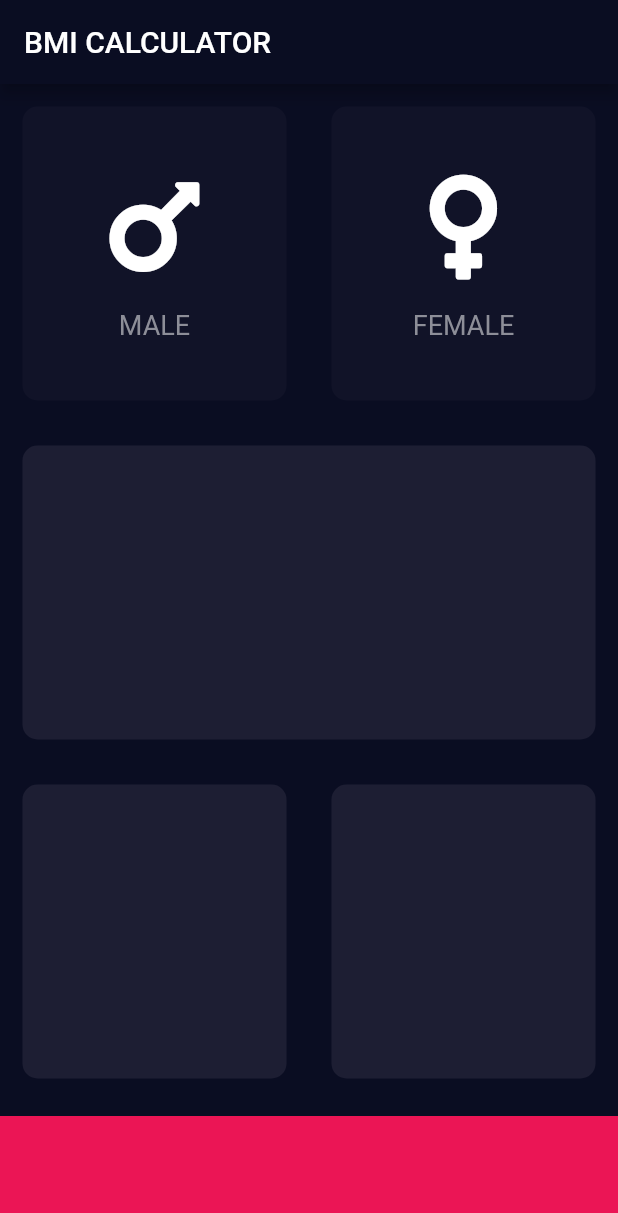
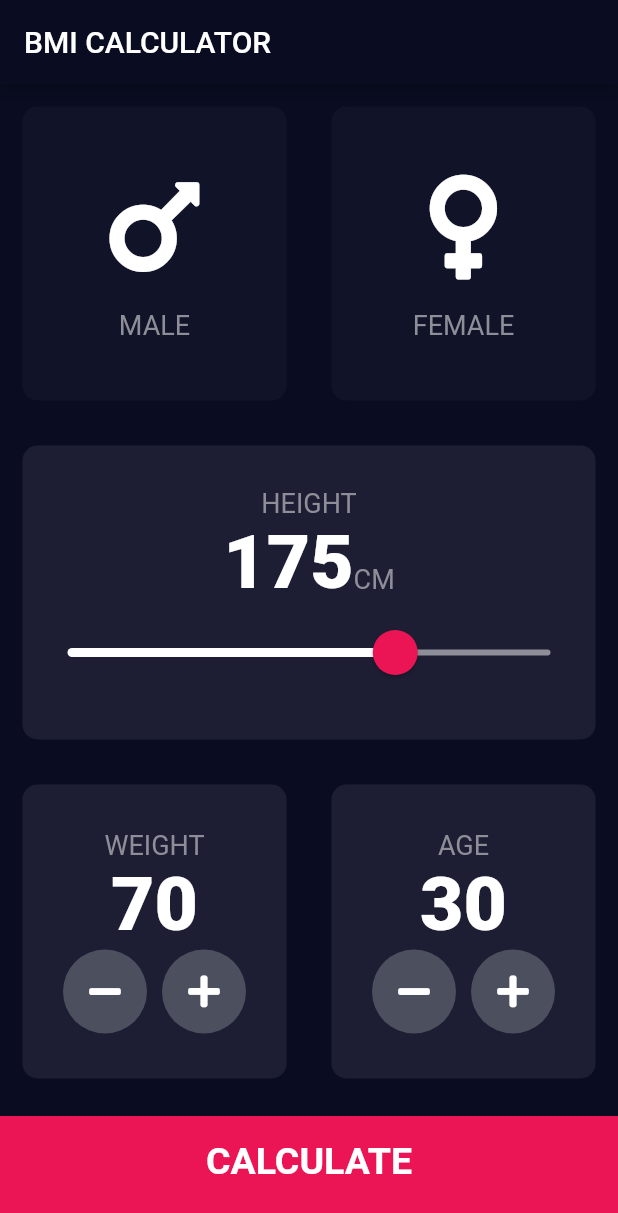
Before and after one commit to MostafaAtef96/the_complete_app_by_appbrewery, a Flutter app: the InputPage screen opened directly, on a phone screen of 412 x 824 dp. Shown: the top 1213 px of the screen. Run offline on Flutter 3.47's test engine with Material 2 defaults, Android fonts, the phone set to English and light mode, and no system bars; our stand-ins replace audioplayers, font_awesome_flutter, rflutter_alert.

Commit message:
UI updates, more refactoring and new custom widgets in the BMI calculator: 	:lipstick: The UI of the app is complete. 	:package: New customized widgets are created. 	:recycle: Code refactoring.

```diff
--- /dev/null
+++ b/lib/bmi_calculator/bottom_button.dart
@@ -0,0 +1,25 @@
+import 'package:flutter/material.dart';
+import 'constants.dart';
+
+class BottomButton extends StatelessWidget {
+  BottomButton({@required this.buttonTitle, @required this.onTap});
+
+  final Function onTap;
+  final Text buttonTitle;
+
+  @override
+  Widget build(BuildContext context) {
+    return GestureDetector(
+      onTap: onTap,
+      child: Container(
+        child: Center(
+          child: buttonTitle,
+        ),
+        height: kBottomContainerHeight,
+        padding: EdgeInsets.only(bottom: 20.0),
+        color: kBottomContainerColor,
+        margin: EdgeInsets.only(top: 10.0),
+      ),
+    );
+  }
+}
--- /dev/null
+++ b/lib/bmi_calculator/constants.dart
@@ -0,0 +1,46 @@
+import 'package:flutter/material.dart';
+
+const kBottomContainerHeight = 80.0;
+const kBottomContainerColor = Color(0xFFEB1555);
+const kActiveCardColor = Color(0xFF1D1E33);
+const kInactiveCardColor = Color(0xFF111328);
+
+const kIconTextStyle = TextStyle(
+  fontSize: 18.0,
+  color: Color(0xFF8d8E98),
+);
+
+const kNumberTextStyle = TextStyle(
+  fontSize: 50.0,
+  color: Colors.white,
+  fontWeight: FontWeight.w900,
+);
+
+const kLargeButtonTextStyle = TextStyle(
+  fontSize: 25.0,
+  fontWeight: FontWeight.bold,
+  color: Colors.white,
+);
+
+const kTitleTextStyle = TextStyle(
+  fontSize: 50.0,
+  fontWeight: FontWeight.bold,
+  color: Colors.white,
+);
+
+const kResultTextStyle = TextStyle(
+  color: Color(0xFF24D876),
+  fontSize: 22.0,
+  fontWeight: FontWeight.bold,
+);
+
+const kBMITextStyle = TextStyle(
+  color: Colors.white,
+  fontSize: 100.0,
+  fontWeight: FontWeight.bold,
+);
+
+const kBodyTextStyle = TextStyle(
+  fontSize: 22.0,
+  color: Colors.white,
+);
--- a/lib/bmi_calculator/icon_content.dart
+++ b/lib/bmi_calculator/icon_content.dart
@@ -1,9 +1,5 @@
 import 'package:flutter/material.dart';
-
-const kIconTextStyle = TextStyle(
-  fontSize: 18.0,
-  color: Color(0xFF8d8E98),
-);
+import 'constants.dart';
 
 class IconContent extends StatelessWidget {
   final IconData iconDisplay;
--- a/lib/bmi_calculator/input_page.dart
+++ b/lib/bmi_calculator/input_page.dart
@@ -2,16 +2,15 @@ import 'package:flutter/material.dart';
 import 'package:the_complete_app_by_appbrewery/bmi_calculator/reusable_card.dart';
 import 'package:the_complete_app_by_appbrewery/bmi_calculator/icon_content.dart';
 import 'package:font_awesome_flutter/font_awesome_flutter.dart';
+import 'package:the_complete_app_by_appbrewery/bmi_calculator/constants.dart';
+import 'package:the_complete_app_by_appbrewery/bmi_calculator/bottom_button.dart';
+import 'package:the_complete_app_by_appbrewery/bmi_calculator/round_icon_button.dart';
+import 'package:the_complete_app_by_appbrewery/bmi_calculator/results_page.dart';
 
 enum Gender {
   male,
   female,
 }
-
-const kBottomContainerHeight = 80.0;
-const kBottomContainerColor = Color(0xFFEB1555);
-const kActiveCardColor = Color(0xFF1D1E33);
-const kInactiveCardColor = Color(0xFF111328);
 
 class InputPage extends StatefulWidget {
   @override
@@ -20,6 +19,10 @@ class InputPage extends StatefulWidget {
 
 class _InputPageState extends State<InputPage> {
   Gender selectedGender;
+  int height = 175;
+  int weight = 70;
+  int age = 30;
+
   @override
   Widget build(BuildContext context) {
     return Theme(
@@ -31,12 +34,13 @@ class _InputPageState extends State<InputPage> {
         appBar: AppBar(
           title: Text('BMI CALCULATOR'),
         ),
-        body: Center(
-          child: Column(
-            children: [
+        body: Column(
+          mainAxisAlignment: MainAxisAlignment.spaceAround,
+          crossAxisAlignment: CrossAxisAlignment.stretch,
+          children: <Widget>[
             Expanded(
               child: Row(
-                  children: [
+                children: <Widget>[
                   Expanded(
                     child: ReusableCard(
                       onPress: () {
@@ -68,41 +72,170 @@ class _InputPageState extends State<InputPage> {
                         iconText: 'FEMALE',
                       ),
                     ),
-                    ),
+                  )
                 ],
               ),
             ),
             Expanded(
               child: ReusableCard(
-                  cardColor: Color(0xFF1D1E33),
+                cardColor: kActiveCardColor,
+                cardChild: Column(
+                  mainAxisAlignment: MainAxisAlignment.center,
+                  children: <Widget>[
+                    Text(
+                      'HEIGHT',
+                      style: kIconTextStyle,
+                    ),
+                    Row(
+                      mainAxisAlignment: MainAxisAlignment.center,
+                      crossAxisAlignment: CrossAxisAlignment.baseline,
+                      textBaseline: TextBaseline.alphabetic,
+                      children: <Widget>[
+                        Text(
+                          height.toString(),
+                          style: kNumberTextStyle,
+                        ),
+                        Text(
+                          'CM',
+                          style: kIconTextStyle,
+                        )
+                      ],
+                    ),
+                    SliderTheme(
+                      data: SliderTheme.of(context).copyWith(
+                        thumbColor: Color(0xFFEB1555),
+                        overlayColor: Color(0x29EB1555),
+                        inactiveTrackColor: Color(0xFF8D8E98),
+                        activeTrackColor: Colors.white,
+                        thumbShape: RoundSliderThumbShape(
+                          enabledThumbRadius: 15.0,
+                        ),
+                        overlayShape: RoundSliderOverlayShape(
+                          overlayRadius: 30.0,
+                        ),
+                      ),
+                      child: Slider(
+                        value: height.toDouble(),
+                        min: 80,
+                        max: 220,
+                        onChanged: (double newHeight) {
+                          setState(() {
+                            height = newHeight.round();
+                          });
+                        },
+                      ),
+                    )
+                  ],
+                ),
               ),
             ),
             Expanded(
               child: Row(
-                  children: [
+                children: <Widget>[
                   Expanded(
                     child: ReusableCard(
-                        cardColor: Color(0xFF1D1E33),
+                      cardColor: kActiveCardColor,
+                      cardChild: Column(
+                        mainAxisAlignment: MainAxisAlignment.center,
+                        children: <Widget>[
+                          Text(
+                            'WEIGHT',
+                            style: kIconTextStyle,
+                          ),
+                          Text(
+                            weight.toString(),
+                            style: kNumberTextStyle,
+                          ),
+                          Row(
+                            mainAxisAlignment: MainAxisAlignment.center,
+                            children: <Widget>[
+                              RoundIconWidget(
+                                childIcon: FontAwesomeIcons.minus,
+                                changeValue: () {
+                                  setState(() {
+                                    weight--;
+                                  });
+                                },
+                              ),
+                              SizedBox(
+                                width: 10.0,
+                              ),
+                              RoundIconWidget(
+                                childIcon: FontAwesomeIcons.plus,
+                                changeValue: () {
+                                  setState(() {
+                                    weight++;
+                                  });
+                                },
+                              )
+                            ],
+                          )
+                        ],
+                      ),
                     ),
                   ),
                   Expanded(
                     child: ReusableCard(
-                        cardColor: Color(0xFF1D1E33),
+                      cardColor: kActiveCardColor,
+                      cardChild: Column(
+                        mainAxisAlignment: MainAxisAlignment.center,
+                        children: <Widget>[
+                          Text(
+                            'AGE',
+                            style: kIconTextStyle,
+                          ),
+                          Text(
+                            age.toString(),
+                            style: kNumberTextStyle,
+                          ),
+                          Row(
+                            mainAxisAlignment: MainAxisAlignment.center,
+                            children: <Widget>[
+                              RoundIconWidget(
+                                childIcon: FontAwesomeIcons.minus,
+                                changeValue: () {
+                                  setState(() {
+                                    age--;
+                                  });
+                                },
+                              ),
+                              SizedBox(
+                                width: 10.0,
+                              ),
+                              RoundIconWidget(
+                                childIcon: FontAwesomeIcons.plus,
+                                changeValue: () {
+                                  setState(() {
+                                    age++;
+                                  });
+                                },
+                              )
+                            ],
+                          )
+                        ],
+                      ),
+                    ),
+                  )
+                ],
+              ),
+            ),
+            BottomButton(
+              onTap: () {
+                Navigator.push(
+                  context,
+                  MaterialPageRoute(
+                    builder: (context) => ResultsPage(),
+                  ),
+                );
+              },
+              buttonTitle: Text(
+                'CALCULATE',
+                style: kLargeButtonTextStyle,
               ),
             ),
           ],
         ),
       ),
-              Container(
-                height: kBottomContainerHeight,
-                padding: EdgeInsets.only(bottom: 20.0),
-                color: kBottomContainerColor,
-                margin: EdgeInsets.only(top: 10.0),
-              ),
-            ],
-          ),
-        ),
-      ),
     );
   }
 }
--- /dev/null
+++ b/lib/bmi_calculator/round_icon_button.dart
@@ -0,0 +1,24 @@
+import 'package:flutter/material.dart';
+
+class RoundIconWidget extends StatelessWidget {
+  final IconData childIcon;
+  final Function changeValue;
+  RoundIconWidget({this.childIcon, this.changeValue});
+  @override
+  Widget build(BuildContext context) {
+    return RawMaterialButton(
+      onPressed: changeValue,
+      shape: CircleBorder(),
+      fillColor: Color(0xFF4C4F5E),
+      constraints: BoxConstraints.tightFor(
+        width: 56.0,
+        height: 56.0,
+      ),
+      elevation: 0.0,
+      child: Icon(
+        childIcon,
+        color: Colors.white,
+      ),
+    );
+  }
+}
```
Also changed, not shown: lib/bmi_calculator/results_page.dart (added, +71 -0 lines). Lines whose indentation alone changed are shown as unchanged.
